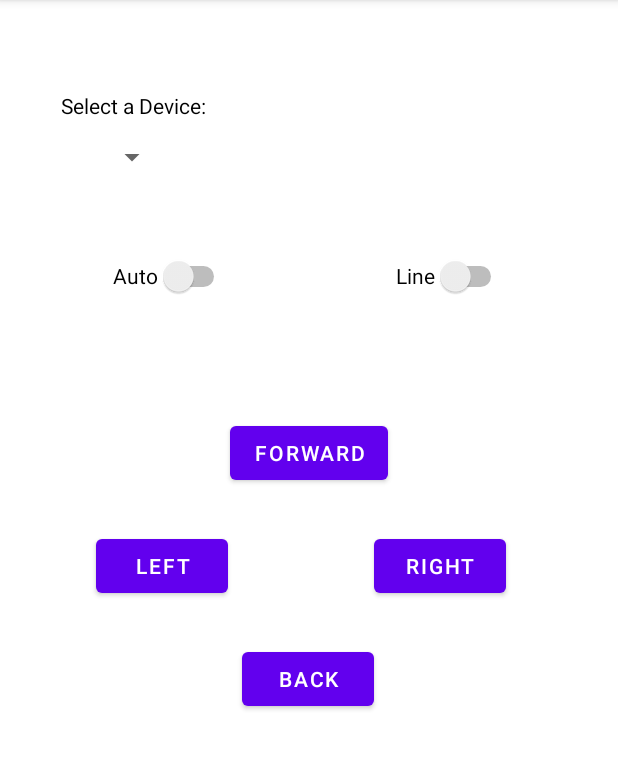
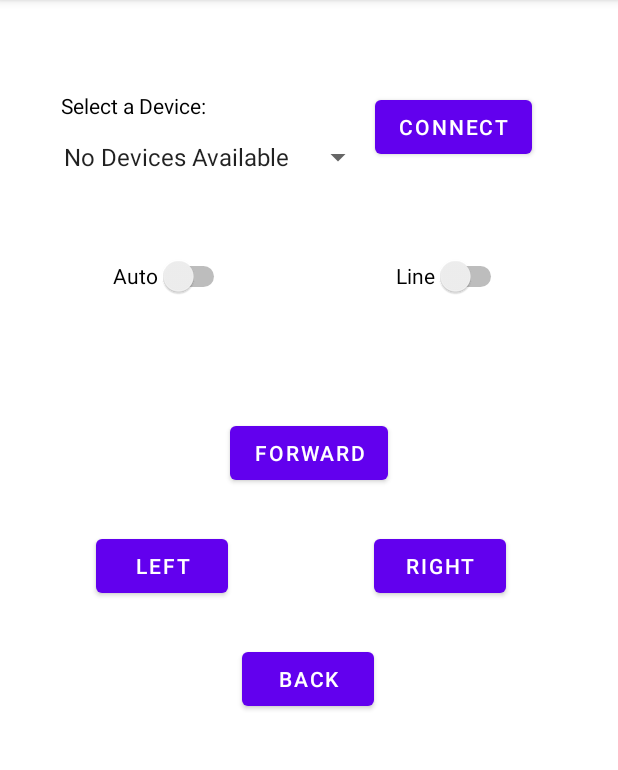
Before and after one commit to manouslinard/bluetooth-car, an Android app: the screen it shows after launch (MainActivity), on a phone screen of 412 x 824 dp, the part 84-854 px from its top. Run offline under Robolectric (Android 15) with nearby library versions, the phone set to English and light mode, and no system bars.

Commit message:
connects to device

```diff
--- a/app/app/src/main/java/gr/hua/dit/android/bluetoothcar/MainActivity.java
+++ b/app/app/src/main/java/gr/hua/dit/android/bluetoothcar/MainActivity.java
@@ -36,6 +36,7 @@ public class MainActivity extends AppCompatActivity {
     private Button back_btn;
     private Button left_btn;
     private Button right_btn;
+    private Button connect_btn;
     private Switch autoSwitch;
     private Switch lineSwitch;
     private int REQUEST_ENABLE_BT = 1;
@@ -45,25 +46,25 @@ public class MainActivity extends AppCompatActivity {
     private Map<String, BluetoothDevice> bluetoothDevices;
     private UUID uuid = UUID.fromString("00001101-0000-1000-8000-00805F9B34FB");
     private OutputStream outputStream = null;
+    private String selectedItem;
 
     @Override
     protected void onCreate(Bundle savedInstanceState) {
         super.onCreate(savedInstanceState);
         setContentView(R.layout.activity_main);
-//        bluetoothDevices = new HashMap<String, BluetoothDevice>();
-//        initMovementButtons();
-//        // Request Bluetooth permission if not granted already
-//        if (ContextCompat.checkSelfPermission(this, BLUETOOTH_PERMISSION) != PackageManager.PERMISSION_GRANTED) {
-//            ActivityCompat.requestPermissions(this, new String[]{BLUETOOTH_PERMISSION}, REQUEST_BLUETOOTH_PERMISSION);
-//        } else {
-//            // Bluetooth permission already granted, proceed with Bluetooth operations
-//            // ...
-//        }
-//        bluetoothList.add("No Devices Available");  // remove this when bluetooth devices found (use bluetoothList.remove(0);)
-//
-//        initBluetoothList(bluetoothList);   // sets the values of the list to dropdown list in gui.
-        String address = "00:21:13:00:26:FF";
-        connectToAddress(address);
+        bluetoothDevices = new HashMap<String, BluetoothDevice>();
+        selectedItem = null;
+        initMovementButtons();
+        // Request Bluetooth permission if not granted already
+        if (ContextCompat.checkSelfPermission(this, BLUETOOTH_PERMISSION) != PackageManager.PERMISSION_GRANTED) {
+            ActivityCompat.requestPermissions(this, new String[]{BLUETOOTH_PERMISSION}, REQUEST_BLUETOOTH_PERMISSION);
+        } else {
+            // Bluetooth permission already granted, proceed with Bluetooth operations
+            // ...
+        }
+        bluetoothList.add("No Devices Available");  // remove this when bluetooth devices found (use bluetoothList.remove(0);)
+
+        initBluetoothList(bluetoothList);   // sets the values of the list to dropdown list in gui.
         initMovementButtons();
     }
 
@@ -77,6 +78,7 @@ public class MainActivity extends AppCompatActivity {
         right_btn = findViewById(R.id.right_button);
         autoSwitch = findViewById(R.id.auto_switch);
         lineSwitch = findViewById(R.id.line_switch);
+        connect_btn = findViewById(R.id.connect_button);
 
         // Basic Movement Buttons Initialized =================
         fwd_btn.setOnClickListener(v -> {
@@ -89,6 +91,16 @@ public class MainActivity extends AppCompatActivity {
 
         left_btn.setOnClickListener(v -> {
             sendCharToArduino('L');
+        });
+
+        connect_btn.setOnClickListener(v->{
+            if (selectedItem == null) {
+                return;
+            }
+            BluetoothDevice b = bluetoothDevices.get(selectedItem);
+            if (b!=null){
+                connectToAddress(b.getAddress());
+            }
         });
 
         right_btn.setOnClickListener(v -> {
@@ -178,16 +190,9 @@ public class MainActivity extends AppCompatActivity {
             @Override
             public void onItemSelected(AdapterView<?> adapterView, View view, int i, long l) {
                 // Get the selected item
-                String selectedItem = (String) adapterView.getItemAtPosition(i);
+                selectedItem = (String) adapterView.getItemAtPosition(i);
                 // Do something with the selected item, such as connecting to the Bluetooth device
                 connectBluetooth(selectedItem);
-                BluetoothDevice b = bluetoothDevices.get(selectedItem);
-                if (b!=null){
-                    //Toast.makeText(MainActivity.this, ""+bluetoothDevices.get(selectedItem), Toast.LENGTH_SHORT).show();
-                    Toast.makeText(MainActivity.this, ""+b.getAddress(), Toast.LENGTH_SHORT).show();
-                    String address = "00:21:13:00:16:FF";
-
-                }
             }
 
             @Override
@@ -213,13 +218,6 @@ public class MainActivity extends AppCompatActivity {
                     try {
                         BluetoothDevice selectedDevice = null;
                         if (ActivityCompat.checkSelfPermission(MainActivity.this, Manifest.permission.BLUETOOTH_CONNECT) != PackageManager.PERMISSION_GRANTED) {
-                                // TODO: Consider calling
-                                //    ActivityCompat#requestPermissions
-                                // here to request the missing permissions, and then overriding
-                                //   public void onRequestPermissionsResult(int requestCode, String[] permissions,
-                                //                                          int[] grantResults)
-                                // to handle the case where the user grants the permission. See the documentation
-                                // for ActivityCompat#requestPermissions for more details.
                             return;
                         }
                         Set<BluetoothDevice> pairedDevices = mBluetoothAdapter.getBondedDevices();
--- a/app/app/src/main/res/layout/activity_main.xml
+++ b/app/app/src/main/res/layout/activity_main.xml
@@ -29,6 +29,18 @@
         app:layout_constraintStart_toStartOf="parent"
         app:layout_constraintTop_toTopOf="parent"
         app:layout_constraintVertical_bias="0.491" />
+
+    <Button
+        android:id="@+id/connect_button"
+        android:layout_width="wrap_content"
+        android:layout_height="wrap_content"
+        android:text="Connect"
+        app:layout_constraintBottom_toBottomOf="parent"
+        app:layout_constraintEnd_toEndOf="parent"
+        app:layout_constraintHorizontal_bias="0.813"
+        app:layout_constraintStart_toStartOf="parent"
+        app:layout_constraintTop_toTopOf="parent"
+        app:layout_constraintVertical_bias="0.084" />
 
     <Button
         android:id="@+id/right_button"
```
